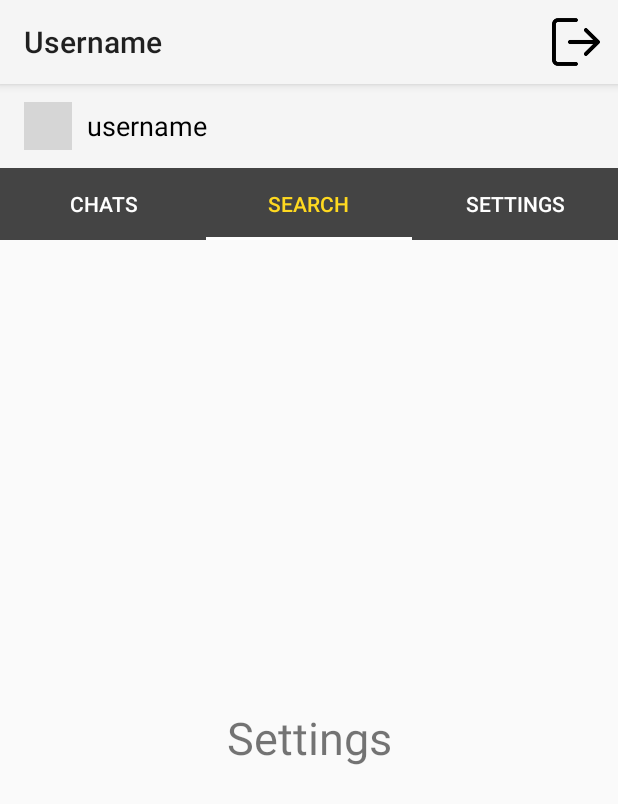
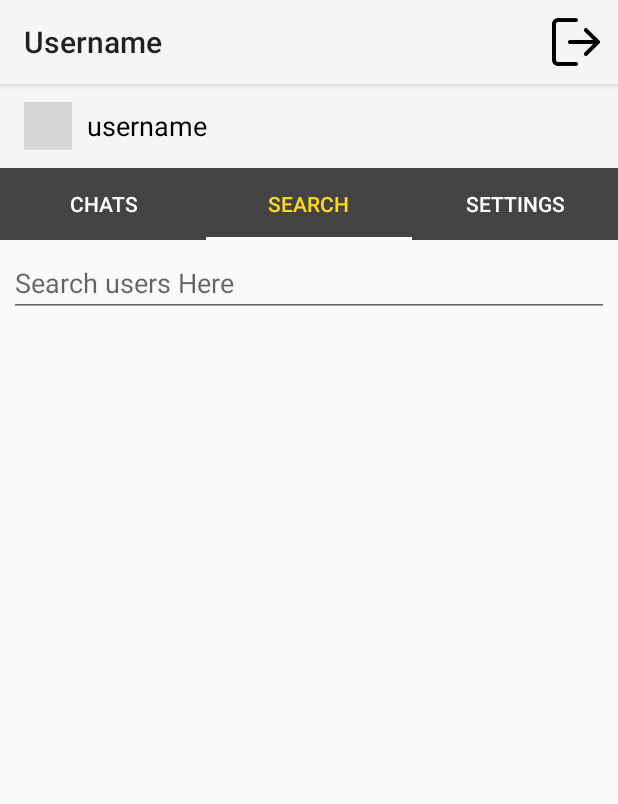
Before and after one commit to OviiWorks/Homer, an Android app: the screen it shows after launch once a user with an empty profile is signed in (MainActivity), tab 2 chosen, on a phone screen of 412 x 824 dp. Shown: the top 804 px of the screen. Run offline under Robolectric (Android 15) with nearby library versions, the light colour scheme and no system bars; our stand-ins replace CircleImageView, Firebase (no records; nobody signed in at launch, a user with empty details on screens opened directly), Picasso; pictures from the network do not load; grey boxes are pictures that could not be loaded.

Commit message:
Search gandriz gatavs. Kautkas sagajis sviestā.

```diff
--- a/app/src/main/java/com/example/homer/AdapterClasses/UserAdapter.kt
+++ b/app/src/main/java/com/example/homer/AdapterClasses/UserAdapter.kt
@@ -14,7 +14,7 @@ import kotlinx.android.synthetic.main.activity_main.*
 
 
 class UserAdapter (
-    mathContext: Context,
+    mContext: Context,
     mUsers: List<Users>,
     isChatCheck: Boolean
 ) : RecyclerView.Adapter<UserAdapter.ViewHolder?>()
@@ -30,7 +30,7 @@ class UserAdapter (
     }
 
     override fun onCreateViewHolder(viewGroup: ViewGroup, viewType: Int): ViewHolder {
-        val view: View = LayoutInflater.from(mContext).inflate(R.layout.user_search_item_layout, viewGroup.false)
+        val view: View = LayoutInflater.from(mContext).inflate(R.layout.user_search_item_layout, viewGroup, false)
         return UserAdapter.ViewHolder(view)
     }
 
--- a/app/src/main/java/com/example/homer/fragments/SearchFragment.kt
+++ b/app/src/main/java/com/example/homer/fragments/SearchFragment.kt
@@ -1,60 +1,121 @@
 package com.example.homer.fragments
 
 import android.os.Bundle
-import androidx.fragment.app.Fragment
+import android.text.Editable
+import android.text.TextWatcher
 import android.view.LayoutInflater
 import android.view.View
 import android.view.ViewGroup
+import android.widget.EditText
+import androidx.fragment.app.Fragment
+import androidx.recyclerview.widget.LinearLayoutManager
+import androidx.recyclerview.widget.RecyclerView
+import com.example.homer.AdapterClasses.UserAdapter
+import com.example.homer.ModelClasses.Users
 import com.example.homer.R
+import com.google.firebase.auth.FirebaseAuth
+import com.google.firebase.database.DataSnapshot
+import com.google.firebase.database.DatabaseError
+import com.google.firebase.database.FirebaseDatabase
+import com.google.firebase.database.ValueEventListener
+import kotlinx.android.synthetic.main.fragment_search.*
+import kotlin.collections.ArrayList
+
+class SearchFragment :Fragment() {
+    private  var userAdapter: UserAdapter? = null
+    private  var mUsers: List<Users>? = null
+    private  var recycleView: RecyclerView? = null
+    private  var searchEditText: EditText? = null
 
 
-// the fragment initialization parameters, e.g. ARG_ITEM_NUMBER
-private const val ARG_PARAM1 = "param1"
-private const val ARG_PARAM2 = "param2"
+    override fun onCreateView(
+        inflater: LayoutInflater,
+        container: ViewGroup?,
+        savedInstanceState: Bundle?
+    ): View? {
+        val view: View = inflater.inflate(R.layout.fragment_search, container, false)
 
-/**
- * A simple [Fragment] subclass.
- * Use the [SearchFragment.newInstance] factory method to
- * create an instance of this fragment.
- */
-class SearchFragment : Fragment() {
+        recycleView = view.findViewById(R.id.searchList)
+        recycleView!!.setHasFixedSize(true)
+        recycleView!!.layoutManager = LinearLayoutManager(context)
+        searchEditText =view.findViewById(R.id.searchUsersET)
 
-    private var param1: String? = null
-    private var param2: String? = null
 
-    override fun onCreate(savedInstanceState: Bundle?) {
-        super.onCreate(savedInstanceState)
-        arguments?.let {
-            param1 = it.getString(ARG_PARAM1)
-            param2 = it.getString(ARG_PARAM2)
-        }
+        mUsers = ArrayList()
+        retrieveAllUsers()
+
+        searchEditText.addTextChangedListener(object : TextWatcher
+        {
+            override fun beforeTextChanged(s: CharSequence?, p1: Int, p2: Int, p3: Int) {
+
+            }
+
+            override fun onTextChanged(cs: CharSequence?, p1: Int, p2: Int, p3: Int) {
+                searchForUsers(cs.toString().toLowerCase())
+            }
+
+            override fun afterTextChanged(s: Editable?) {
+
+            }
+        })
+
+        return view
     }
 
-    override fun onCreateView(
-        inflater: LayoutInflater, container: ViewGroup?,
-        savedInstanceState: Bundle?
-    ): View? {
-        // Inflate the layout for this fragment
-        return inflater.inflate(R.layout.fragment_search, container, false)
+    private fun retrieveAllUsers()
+    {
+        val firebaseUserID = FirebaseAuth.getInstance().currentUser!!.uid
+        val refUsers = FirebaseDatabase.getInstance().reference.child("Users")
+        refUsers.addValueEventListener(object : ValueEventListener
+        {
+            override fun onCancelled(p0: DatabaseError) {
+
+            }
+
+            override fun onDataChange(p0: DataSnapshot) {
+                (mUsers as ArrayList<Users>).clear()
+                for (snapshot in p0.children) {
+                    val user: Users? = snapshot.getValue(Users::class.java)
+                    if (!(user!!.getUID()).equals(firebaseUserID)) {
+                        (mUsers as ArrayList<Users>).add(user)
+                    }
+                }
+                userAdapter = UserAdapter(context!!, mUsers!!, false)
+                recycleView!!.adapter = userAdapter
+            }
+        })
+
     }
+    private fun searchForUsers(str: String)
+    {
+        var firebaseUserID = FirebaseAuth.getInstance().currentUser!!.uid
 
-    companion object {
-        /**
-         * Use this factory method to create a new instance of
-         * this fragment using the provided parameters.
-         *
-         * @param param1 Parameter 1.
-         * @param param2 Parameter 2.
-         * @return A new instance of fragment SearchFragment.
-         */
-
-        @JvmStatic
-        fun newInstance(param1: String, param2: String) =
-            SearchFragment().apply {
-                arguments = Bundle().apply {
-                    putString(ARG_PARAM1, param1)
-                    putString(ARG_PARAM2, param2)
+         val queryUsers = FirebaseDatabase.getInstance().reference
+        .child("Users").orderByChild("search")
+        .startAt(str)
+        .endAt(str+"/utf8")
+        queryUsers.addValueEventListener(object : ValueEventListener
+        {
+            override fun onDataChange(p0: DataSnapshot) {
+                (mUsers as ArrayList<Users>).clear()
+                if (searchEditText!!.text.toString() == "")
+                {
+                    for (snapshot in p0.children)
+                    {
+                        val user: Users? = snapshot.getValue(Users::class.java)
+                        if (!(user!!.getUID()).equals(firebaseUserID))
+                        {
+                            (mUsers as ArrayList<Users>).add(user)
+                        }
+                    }
+                    userAdapter = UserAdapter(context!!,mUsers!!, false)
+                    recycleView!!.adapter = userAdapter
                 }
             }
+            override fun onCancelled(p0: DatabaseError)
+            {
+
+            }
+        })
     }
 }
--- a/app/src/main/res/layout/fragment_search.xml
+++ b/app/src/main/res/layout/fragment_search.xml
@@ -5,12 +5,20 @@
     android:layout_height="match_parent"
     tools:context=".fragments.SearchFragment">
 
-    <TextView
+   <EditText
+       android:id="@+id/searchUsersET"
+       android:layout_width="match_parent"
+       android:layout_height="wrap_content"
+       android:layout_margin="6dp"
+       android:hint="Search users Here">
+   </EditText>
+
+    <androidx.recyclerview.widget.RecyclerView
+        android:id="@+id/searchList"
+        android:layout_below="@+id/searchUsersET"
         android:layout_width="match_parent"
-        android:layout_height="match_parent"
-        android:text="@string/settings"
-        android:textSize="30sp"
-        android:gravity="center"
-        />
+        android:layout_height="match_parent">
+
+    </androidx.recyclerview.widget.RecyclerView>
 
 </RelativeLayout>
```
